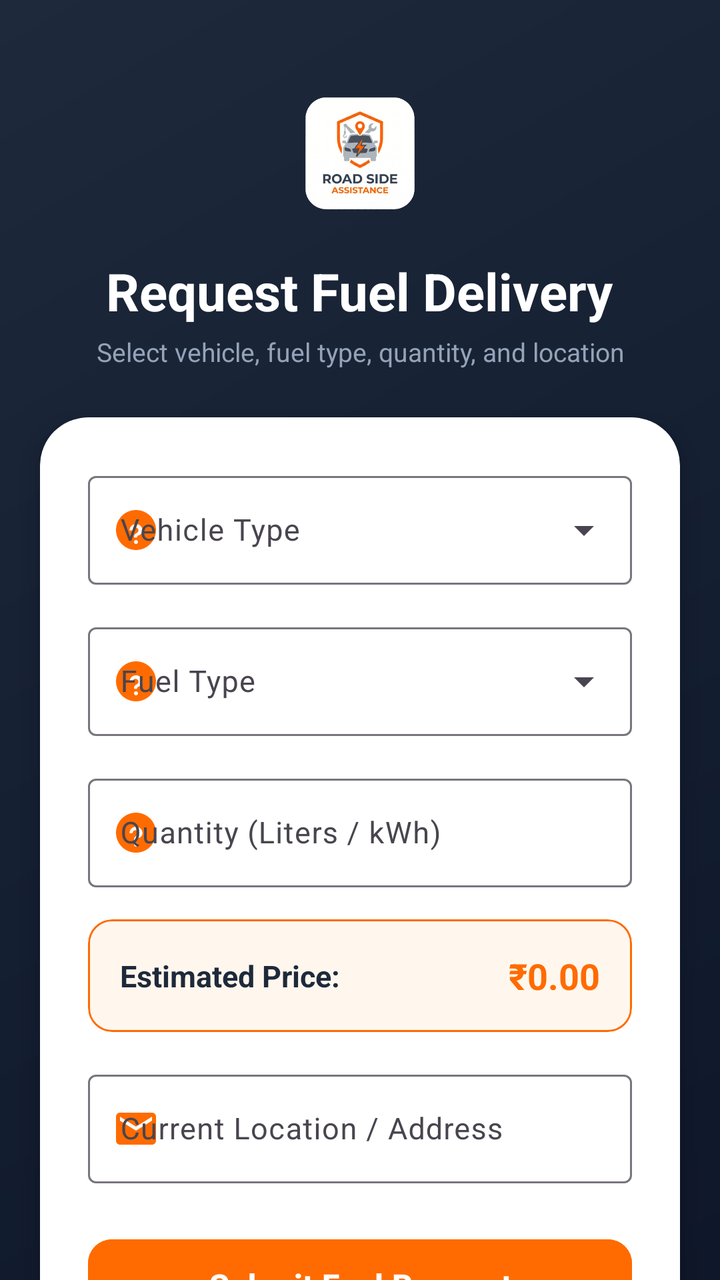
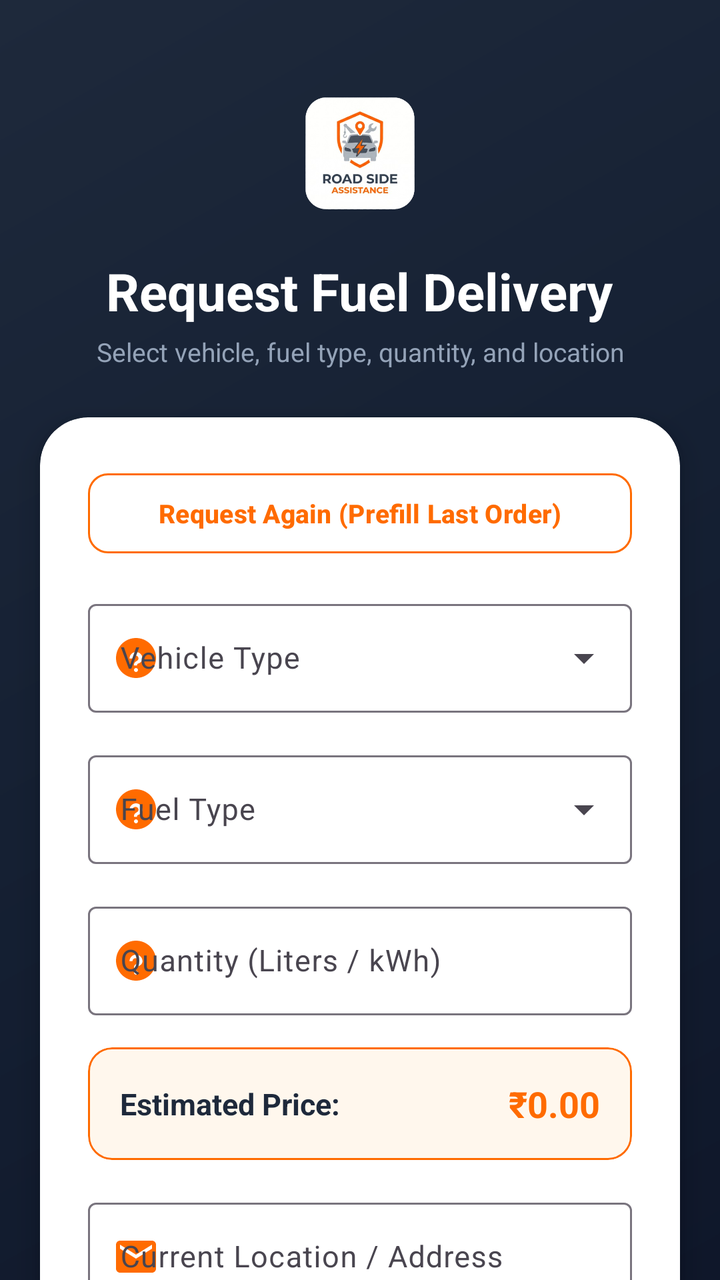

Before-and-after screenshots of an Android layout around one commit, followed by the original layout XML and the change that was made.
<!-- AndroidManifest.xml: application theme Theme.RoadSideAssistance -->
<!-- res/layout/activity_request_fuel.xml -->
<?xml version="1.0" encoding="utf-8"?>
<androidx.coordinatorlayout.widget.CoordinatorLayout xmlns:android="http://schemas.android.com/apk/res/android"
    xmlns:app="http://schemas.android.com/apk/res-auto"
    xmlns:tools="http://schemas.android.com/tools"
    android:id="@+id/main"
    android:layout_width="match_parent"
    android:layout_height="match_parent"
    android:background="@drawable/splash_bg_gradient"
    tools:context=".RequestFuelActivity">

    <androidx.core.widget.NestedScrollView
        android:layout_width="match_parent"
        android:layout_height="match_parent"
        android:fillViewport="true">

        <LinearLayout
            android:layout_width="match_parent"
            android:layout_height="wrap_content"
            android:orientation="vertical"
            android:paddingBottom="32dp">

            
            <LinearLayout
                android:layout_width="match_parent"
                android:layout_height="wrap_content"
                android:gravity="center"
                android:orientation="vertical"
                android:paddingStart="24dp"
                android:paddingTop="36dp"
                android:paddingEnd="24dp"
                android:paddingBottom="20dp">

                <ImageView
                    android:layout_width="80dp"
                    android:layout_height="80dp"
                    android:adjustViewBounds="true"
                    android:contentDescription="@string/app_name"
                    android:scaleType="fitCenter"
                    android:src="@drawable/logo_new" />

                <TextView
                    android:layout_width="wrap_content"
                    android:layout_height="wrap_content"
                    android:layout_marginTop="12dp"
                    android:text="Request Fuel Delivery"
                    android:textColor="@color/text_white"
                    android:textSize="26sp"
                    android:textStyle="bold" />

                <TextView
                    android:layout_width="wrap_content"
                    android:layout_height="wrap_content"
                    android:layout_marginTop="4dp"
                    android:gravity="center"
                    android:text="Select vehicle, fuel type, quantity, and location"
                    android:textColor="@color/text_muted"
                    android:textSize="13sp" />

            </LinearLayout>

            
            <com.google.android.material.card.MaterialCardView
                android:layout_width="match_parent"
                android:layout_height="wrap_content"
                android:layout_marginStart="20dp"
                android:layout_marginTop="4dp"
                android:layout_marginEnd="20dp"
                android:layout_marginBottom="16dp"
                app:cardBackgroundColor="@color/card_bg"
                app:cardCornerRadius="24dp"
                app:cardElevation="8dp"
                app:strokeWidth="0dp">

                <LinearLayout
                    android:layout_width="match_parent"
                    android:layout_height="wrap_content"
                    android:orientation="vertical"
                    android:padding="24dp">

                    
                    <com.google.android.material.textfield.TextInputLayout
                        android:id="@+id/tilVehicleType"
                        style="@style/Widget.Material3.TextInputLayout.OutlinedBox.ExposedDropdownMenu"
                        android:layout_width="match_parent"
                        android:layout_height="wrap_content"
                        android:hint="Vehicle Type"
                        app:startIconDrawable="@drawable/ic_help_question"
                        app:startIconTint="@color/primary_orange">

                        <AutoCompleteTextView
                            android:id="@+id/actvVehicleType"
                            android:layout_width="match_parent"
                            android:layout_height="wrap_content"
                            android:inputType="none"
                            android:textSize="15sp" />

                    </com.google.android.material.textfield.TextInputLayout>

                    
                    <com.google.android.material.textfield.TextInputLayout
                        android:id="@+id/tilFuelType"
                        style="@style/Widget.Material3.TextInputLayout.OutlinedBox.ExposedDropdownMenu"
                        android:layout_width="match_parent"
                        android:layout_height="wrap_content"
                        android:layout_marginTop="16dp"
                        android:hint="Fuel Type"
                        app:startIconDrawable="@drawable/ic_help_question"
                        app:startIconTint="@color/primary_orange">

                        <AutoCompleteTextView
                            android:id="@+id/actvFuelType"
                            android:layout_width="match_parent"
                            android:layout_height="wrap_content"
                            android:inputType="none"
                            android:textSize="15sp" />

                    </com.google.android.material.textfield.TextInputLayout>

                    
                    <com.google.android.material.textfield.TextInputLayout
                        android:id="@+id/tilQuantity"
                        style="@style/Widget.Material3.TextInputLayout.OutlinedBox"
                        android:layout_width="match_parent"
                        android:layout_height="wrap_content"
                        android:layout_marginTop="16dp"
                        android:hint="Quantity (Liters / kWh)"
                        app:startIconDrawable="@drawable/ic_help_question"
                        app:startIconTint="@color/primary_orange">

                        <com.google.android.material.textfield.TextInputEditText
                            android:id="@+id/etQuantity"
                            android:layout_width="match_parent"
                            android:layout_height="wrap_content"
                            android:inputType="numberDecimal"
                            android:maxLines="1"
                            android:textSize="15sp" />

                    </com.google.android.material.textfield.TextInputLayout>

                    
                    <com.google.android.material.card.MaterialCardView
                        android:layout_width="match_parent"
                        android:layout_height="wrap_content"
                        android:layout_marginTop="16dp"
                        app:cardBackgroundColor="@color/orange_light_bg"
                        app:cardCornerRadius="12dp"
                        app:cardElevation="0dp"
                        app:strokeColor="@color/primary_orange"
                        app:strokeWidth="1dp">

                        <LinearLayout
                            android:layout_width="match_parent"
                            android:layout_height="wrap_content"
                            android:gravity="center_vertical"
                            android:orientation="horizontal"
                            android:padding="16dp">

                            <TextView
                                android:layout_width="0dp"
                                android:layout_height="wrap_content"
                                android:layout_weight="1"
                                android:text="Estimated Price:"
                                android:textColor="@color/text_primary"
                                android:textSize="15sp"
                                android:textStyle="bold" />

                            <TextView
                                android:id="@+id/tvEstimatedPrice"
                                android:layout_width="wrap_content"
                                android:layout_height="wrap_content"
                                android:text="₹0.00"
                                android:textColor="@color/primary_orange"
                                android:textSize="18sp"
                                android:textStyle="bold" />

                        </LinearLayout>

                    </com.google.android.material.card.MaterialCardView>

                    
                    <com.google.android.material.textfield.TextInputLayout
                        android:id="@+id/tilLocation"
                        style="@style/Widget.Material3.TextInputLayout.OutlinedBox"
                        android:layout_width="match_parent"
                        android:layout_height="wrap_content"
                        android:layout_marginTop="16dp"
                        android:hint="Current Location / Address"
                        app:startIconDrawable="@drawable/ic_email"
                        app:startIconTint="@color/primary_orange">

                        <com.google.android.material.textfield.TextInputEditText
                            android:id="@+id/etLocation"
                            android:layout_width="match_parent"
                            android:layout_height="wrap_content"
                            android:inputType="textPostalAddress|textCapWords"
                            android:maxLines="2"
                            android:textSize="15sp" />

                    </com.google.android.material.textfield.TextInputLayout>

                    
                    <com.google.android.material.button.MaterialButton
                        android:id="@+id/btnSubmitRequest"
                        android:layout_width="match_parent"
                        android:layout_height="54dp"
                        android:layout_marginTop="24dp"
                        android:backgroundTint="@color/primary_orange"
                        android:text="Submit Fuel Request"
                        android:textColor="@color/text_white"
                        android:textSize="16sp"
                        android:textStyle="bold"
                        app:cornerRadius="12dp" />

                    
                    <TextView
                        android:id="@+id/tvBackToMain"
                        android:layout_width="wrap_content"
                        android:layout_height="wrap_content"
                        android:layout_gravity="center"
                        android:layout_marginTop="20dp"
                        android:padding="8dp"
                        android:text="Back to Dashboard"
                        android:textColor="@color/text_secondary"
                        android:textSize="14sp" />

                </LinearLayout>

            </com.google.android.material.card.MaterialCardView>

        </LinearLayout>

    </androidx.core.widget.NestedScrollView>

</androidx.coordinatorlayout.widget.CoordinatorLayout>
<!-- resources referenced by this layout -->
<resources>
  <color name="card_bg">#FFFFFF</color>
  <color name="orange_light_bg">#FFF7ED</color>
  <color name="primary_orange">#FF6B00</color>
  <color name="text_muted">#94A3B8</color>
  <color name="text_primary">#1E293B</color>
  <color name="text_secondary">#64748B</color>
  <color name="text_white">#FFFFFF</color>
  <!-- drawable ic_email (drawable) -->
  <vector xmlns:android="http://schemas.android.com/apk/res/android"
      android:width="24dp"
      android:height="24dp"
      android:viewportWidth="24"
      android:viewportHeight="24">
    <path
        android:fillColor="@color/icon_tint"
        android:pathData="M20,4H4c-1.1,0 -1.99,0.9 -1.99,2L2,18c0,1.1 0.9,2 2,2h16c1.1,0 2,-0.9 2,-2V6c0,-1.1 -0.9,-2 -2,-2zM20,8l-8,5 -8,-5V6l8,5 8,-5v2z"/>
  </vector>
  <!-- drawable ic_help_question (drawable) -->
  <vector xmlns:android="http://schemas.android.com/apk/res/android"
      android:width="24dp"
      android:height="24dp"
      android:viewportWidth="24"
      android:viewportHeight="24">
    <path
        android:fillColor="@color/icon_tint"
        android:pathData="M12,2C6.48,2 2,6.48 2,12s4.48,10 10,10 10,-4.48 10,-10S17.52,2 12,2zM12,19c-0.55,0 -1,-0.45 -1,-1s0.45,-1 1,-1 1,0.45 1,1 -0.45,1 -1,1zM13.07,14.75c-0.42,0.26 -0.57,0.48 -0.57,0.96h-1.5v-0.34c0,-0.83 0.43,-1.3 1.07,-1.69 0.63,-0.38 1.18,-0.74 1.18,-1.43 0,-0.83 -0.67,-1.5 -1.5,-1.5s-1.5,0.67 -1.5,1.5H8.75c0,-1.79 1.46,-3.25 3.25,-3.25s3.25,1.46 3.25,3.25c0,1.26 -0.84,1.86 -1.68,2.37z"/>
  </vector>
  <!-- drawable logo_new: png bitmap (drawable, 132657 bytes) -->
  <!-- drawable splash_bg_gradient (drawable) -->
  <?xml version="1.0" encoding="utf-8"?>
  <shape xmlns:android="http://schemas.android.com/apk/res/android"
      android:shape="rectangle">
      <gradient
          android:angle="135"
          android:startColor="@color/splash_bg_start"
          android:centerColor="#152033"
          android:endColor="@color/splash_bg_end"
          android:type="linear" />
  </shape>
  <string name="app_name">Roadside Assistance</string>
  <style name="Theme.RoadSideAssistance" parent="Base.Theme.RoadSideAssistance" />
  <color name="icon_tint">#64748B</color>
  <color name="splash_bg_start">#0F172A</color>
  <color name="splash_bg_end">#1E293B</color>
  <style name="Base.Theme.RoadSideAssistance" parent="Theme.Material3.DayNight.NoActionBar">
          
          
      </style>
</resources>

<!-- the commit's change to res/layout/activity_request_fuel.xml (unified diff, before → after) -->
@@ -78,6 +78,21 @@
                     android:padding="24dp">
 
                     
+                    <com.google.android.material.button.MaterialButton
+                        android:id="@+id/btnRequestAgain"
+                        style="@style/Widget.Material3.Button.OutlinedButton"
+                        android:layout_width="match_parent"
+                        android:layout_height="48dp"
+                        android:layout_marginBottom="16dp"
+                        android:text="Request Again (Prefill Last Order)"
+                        android:textColor="@color/primary_orange"
+                        android:textSize="13sp"
+                        android:textStyle="bold"
+                        app:cornerRadius="10dp"
+                        app:strokeColor="@color/primary_orange"
+                        android:visibility="visible" />
+
+                    
                     <com.google.android.material.textfield.TextInputLayout
                         android:id="@+id/tilVehicleType"
                         style="@style/Widget.Material3.TextInputLayout.OutlinedBox.ExposedDropdownMenu"
